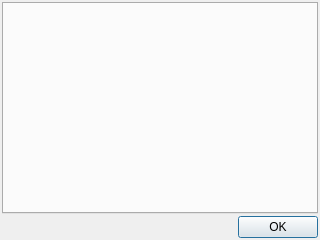
Before: the Qt Designer form apps/zxtune-qt/ui/preferences/preferencesdialog.ui in vitamin-caig/zxtune, drawn with Qt 5.
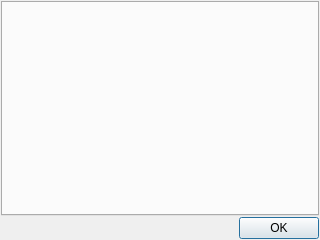
After: the same form once the commit is applied.

Patch:
```diff
--- a/apps/zxtune-qt/ui/preferences/preferencesdialog.ui
+++ b/apps/zxtune-qt/ui/preferences/preferencesdialog.ui
@@ -15,10 +15,10 @@
   </property>
   <layout class="QVBoxLayout">
    <property name="spacing">
-    <number>2</number>
+    <number>1</number>
    </property>
    <property name="margin">
-    <number>2</number>
+    <number>1</number>
    </property>
    <item>
     <widget class="QTabWidget" name="Categories"/>
```
Left out of the diff: 10 changed lines with no effect on the pictures.
